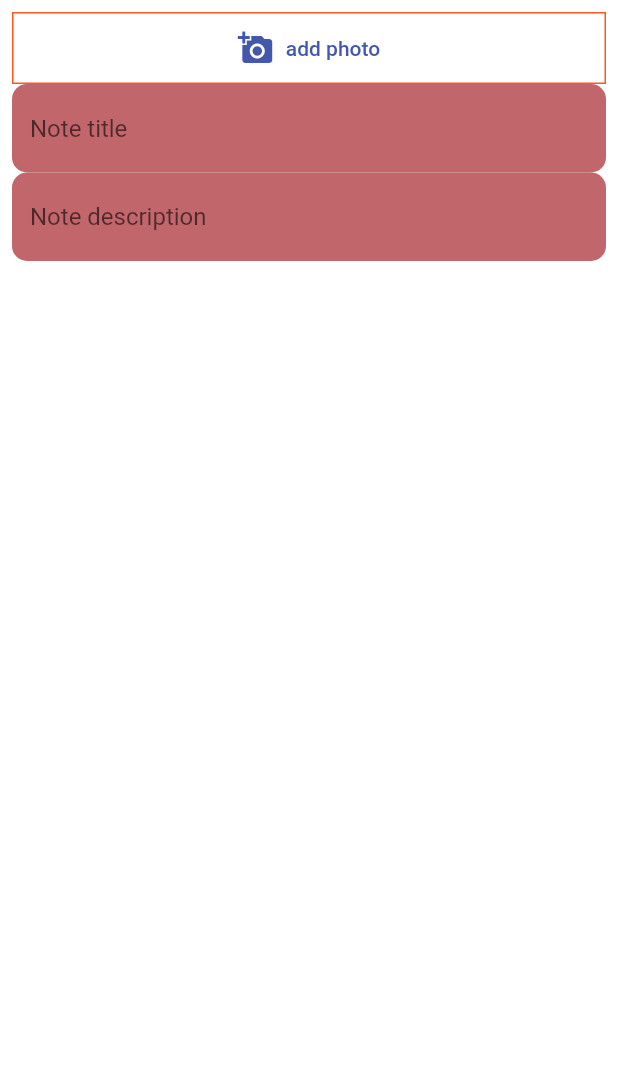
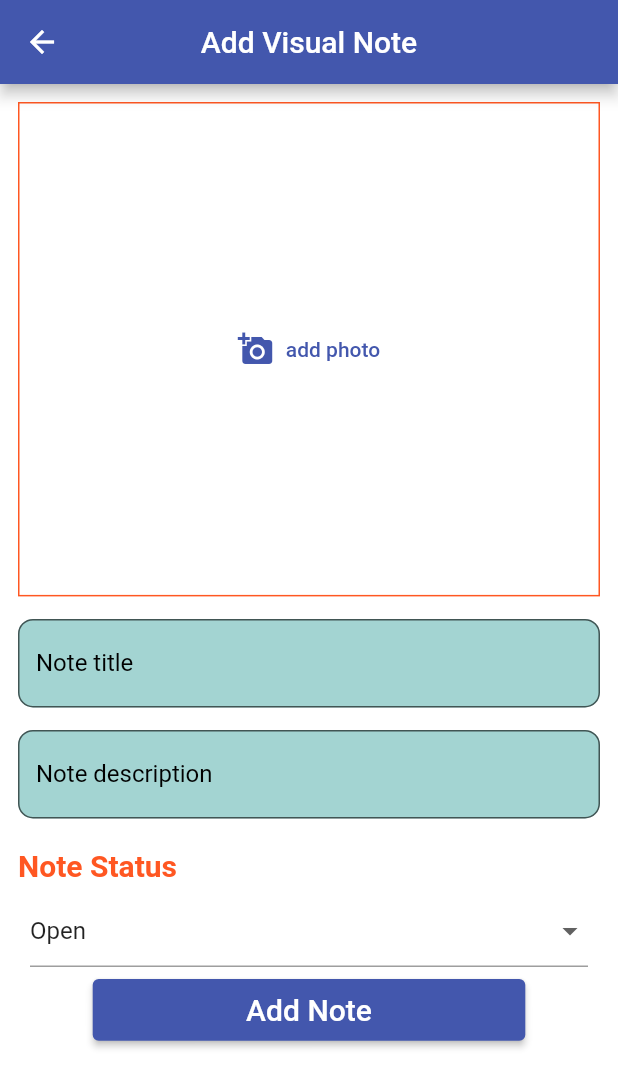
Before and after one commit to yosefHesham/visual_notes, a Flutter app: the AddVisualNoteScreen screen opened by its route, on a phone screen of 412 x 824 dp. Shown: the top 1088 px of the screen. Run offline on Flutter 3.47's test engine with Material 2 defaults, Android fonts, the phone set to English and light mode, and no system bars.

Commit message:
create status downmenue

```diff
--- a/lib/screens/add_visual_note_screen.dart
+++ b/lib/screens/add_visual_note_screen.dart
@@ -13,23 +13,42 @@ class AddVisualNoteScreen extends StatefulWidget {
 
 final _titleController = TextEditingController();
 final _descriptionController = TextEditingController();
+String _status = "Open";
 
 class _AddVisualNoteScreenState extends State<AddVisualNoteScreen> {
   @override
   Widget build(BuildContext context) {
     final sizer = SizeHelper(context);
-    return Scaffold(
-      body: SizedBox(
+    return SafeArea(
+      child: Scaffold(
+        appBar: AppBar(
+          leading: IconButton(
+            icon: const Icon(Icons.arrow_back, color: Colors.white),
+            onPressed: () {
+              Navigator.of(context).pop();
+            },
+          ),
+          title: const Text(
+            "Add Visual Note",
+            style: TextStyle(color: Colors.white),
+          ),
+          centerTitle: true,
+        ),
+        body: SingleChildScrollView(
+          child: SizedBox(
             width: sizer.width,
             child: Padding(
-          padding: const EdgeInsets.all(8.0),
+              padding: const EdgeInsets.all(12.0),
               child: Column(
+                crossAxisAlignment: CrossAxisAlignment.start,
                 children: [
-              DecoratedBox(
+                  Container(
+                    height: sizer.height * .4,
                     decoration: BoxDecoration(
                       border: Border.all(
                           width: 1,
-                      color: Theme.of(context).colorScheme.secondaryVariant),
+                          color:
+                              Theme.of(context).colorScheme.secondaryVariant),
                     ),
                     child: Center(
                       child: TextButton.icon(
@@ -39,17 +58,74 @@ class _AddVisualNoteScreenState extends State<AddVisualNoteScreen> {
                       ),
                     ),
                   ),
+                  const SizedBox(
+                    height: 15,
+                  ),
                   VisualNoteField(
                     hintText: "Note title",
                     controller: _titleController,
                     validator: VisualNoteValidator("title").validate,
                   ),
+                  const SizedBox(
+                    height: 10,
+                  ),
                   VisualNoteField(
                     hintText: "Note description",
-                controller: _titleController,
+                    controller: _descriptionController,
                     validator: VisualNoteValidator("description").validate,
                   ),
+                  const SizedBox(
+                    height: 15,
+                  ),
+                  Text(
+                    "Note Status",
+                    style: TextStyle(
+                        color: Theme.of(context).colorScheme.secondaryVariant,
+                        fontWeight: FontWeight.bold,
+                        fontSize: 20),
+                  ),
+                  Padding(
+                    padding: const EdgeInsets.all(8.0),
+                    child: DropdownButtonFormField(
+                      elevation: 2,
+                      onChanged: (value) {
+                        setState(() {
+                          _status = value as String;
+                        });
+                      },
+                      value: _status,
+                      items: const [
+                        DropdownMenuItem(
+                          value: "Open",
+                          child: Text("Open"),
+                        ),
+                        DropdownMenuItem(
+                          value: "Closed",
+                          child: Text("Closed"),
+                        )
                       ],
+                    ),
+                  ),
+                  Align(
+                    alignment: Alignment.center,
+                    child: SizedBox(
+                      width: sizer.width * .7,
+                      height: sizer.width * .1,
+                      child: ElevatedButton(
+                        onPressed: () {},
+                        child: const Text(
+                          "Add Note",
+                          style: TextStyle(
+                              color: Colors.white,
+                              fontSize: 20,
+                              fontWeight: FontWeight.w500),
+                        ),
+                      ),
+                    ),
+                  )
+                ],
+              ),
+            ),
           ),
         ),
       ),
--- a/lib/screens/visual_notes_screen.dart
+++ b/lib/screens/visual_notes_screen.dart
@@ -1,4 +1,5 @@
 import 'package:flutter/material.dart';
+import 'package:visual_notes/screens/add_visual_note_screen.dart';
 
 class VisualNotesScreen extends StatefulWidget {
   const VisualNotesScreen({Key? key, required this.title}) : super(key: key);
@@ -34,7 +35,9 @@ class _VisualNotesScreenState extends State<VisualNotesScreen> {
             ),
             TextButton.icon(
               icon: const Icon(Icons.add),
-              onPressed: () {},
+              onPressed: () {
+                Navigator.of(context).pushNamed(AddVisualNoteScreen.routeName);
+              },
               label: const Text("Add Visual Note"),
             ),
           ],
--- a/lib/utils/visual_note_field.dart
+++ b/lib/utils/visual_note_field.dart
@@ -15,18 +15,24 @@ class VisualNoteField extends StatelessWidget {
   String? Function(String?)? validator;
   @override
   Widget build(BuildContext context) {
-    return TextFormField(
+    return Padding(
+      padding: const EdgeInsets.only(bottom: 5.0),
+      child: TextFormField(
         validator: validator,
         controller: controller,
         onFieldSubmitted: onSubmit,
         decoration: InputDecoration(
-          enabledBorder: OutlineInputBorder(
+            border: OutlineInputBorder(
               borderRadius: BorderRadius.circular(10),
-            borderSide: const BorderSide(color: Colors.transparent),
+              borderSide:
+                  BorderSide(color: Theme.of(context).colorScheme.primary),
             ),
             filled: true,
             hintText: hintText,
-          fillColor: Theme.of(context).colorScheme.secondary),
+            hintStyle: const TextStyle(color: Colors.black),
+            fillColor:
+                Theme.of(context).colorScheme.primaryVariant.withOpacity(.5)),
+      ),
     );
   }
 }
```
Lines whose indentation alone changed are shown as unchanged.
